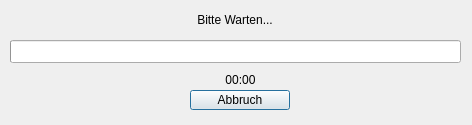
linuxmuster/linuxmuster-linbo, file linbo_gui/linboProgress.ui: the form before one commit.
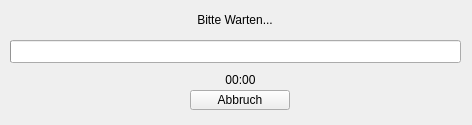
The form after the commit.

Commit message: add linboimagewidget, refactor QDialog -> QWidget

What changed in the file:
```diff
--- a/linbo_gui/linboProgress.ui
+++ b/linbo_gui/linboProgress.ui
@@ -1,6 +1,6 @@
 <ui version="4.0" >
  <class>linboProgress</class>
- <widget class="QDialog" name="linboProgress" >
+ <widget class="QWidget" name="linboProgress" >
   <property name="geometry" >
    <rect>
     <x>0</x>
```
The commit also changes 35 other files.
